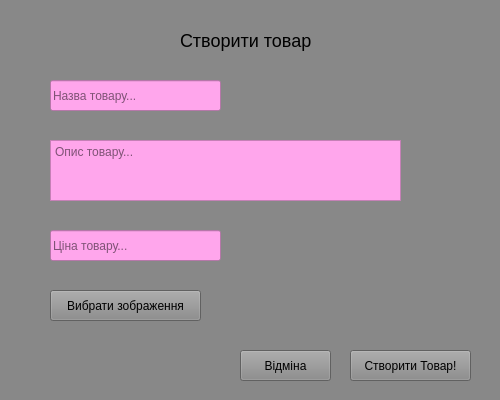
Before: the Qt Designer form createproduct.ui in BeanDx/zoo-shop-qt-coursework, drawn with Qt 5.
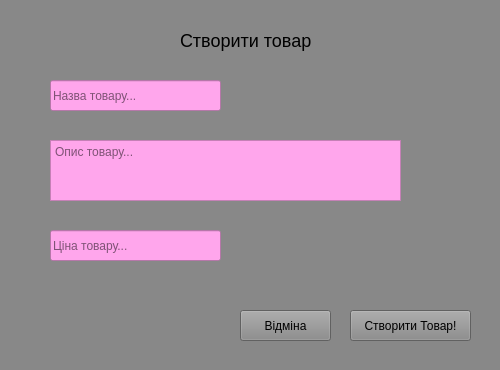
After: the same form once the commit is applied.

Patch:
```diff
--- a/createproduct.ui
+++ b/createproduct.ui
@@ -7,19 +7,19 @@
     <x>0</x>
     <y>0</y>
     <width>500</width>
-    <height>400</height>
+    <height>370</height>
    </rect>
   </property>
   <property name="minimumSize">
    <size>
     <width>500</width>
-    <height>400</height>
+    <height>370</height>
    </size>
   </property>
   <property name="maximumSize">
    <size>
     <width>500</width>
-    <height>400</height>
+    <height>370</height>
    </size>
   </property>
   <property name="windowTitle">
@@ -96,7 +96,7 @@
    <property name="geometry">
     <rect>
      <x>240</x>
-     <y>350</y>
+     <y>310</y>
      <width>91</width>
      <height>31</height>
     </rect>
@@ -109,7 +109,7 @@
    <property name="geometry">
     <rect>
      <x>350</x>
-     <y>350</y>
+     <y>310</y>
      <width>121</width>
      <height>31</height>
     </rect>
@@ -118,19 +118,6 @@
     <string>Створити Товар!</string>
    </property>
   </widget>
-  <widget class="QPushButton" name="chooseImageBtn">
-   <property name="geometry">
-    <rect>
-     <x>50</x>
-     <y>290</y>
-     <width>151</width>
-     <height>31</height>
-    </rect>
-   </property>
-   <property name="text">
-    <string>Вибрати зображення</string>
-   </property>
-  </widget>
  </widget>
  <resources/>
  <connections/>
```
